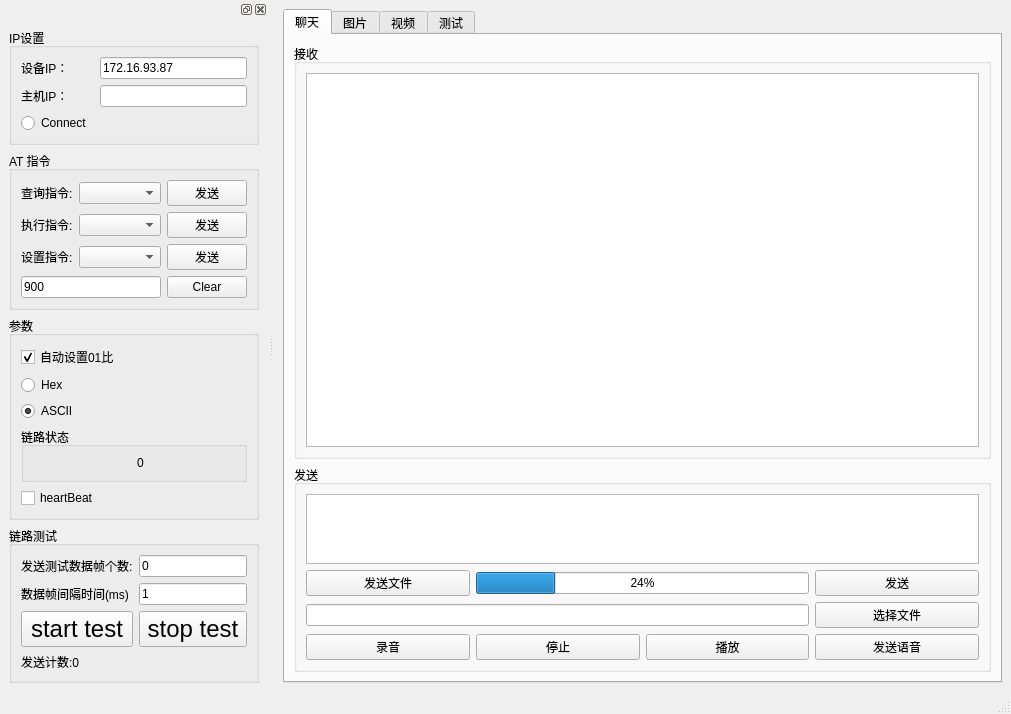
The window that mainwindow.ui (kdurant/laserCom) describes before a commit, drawn with Qt 5.
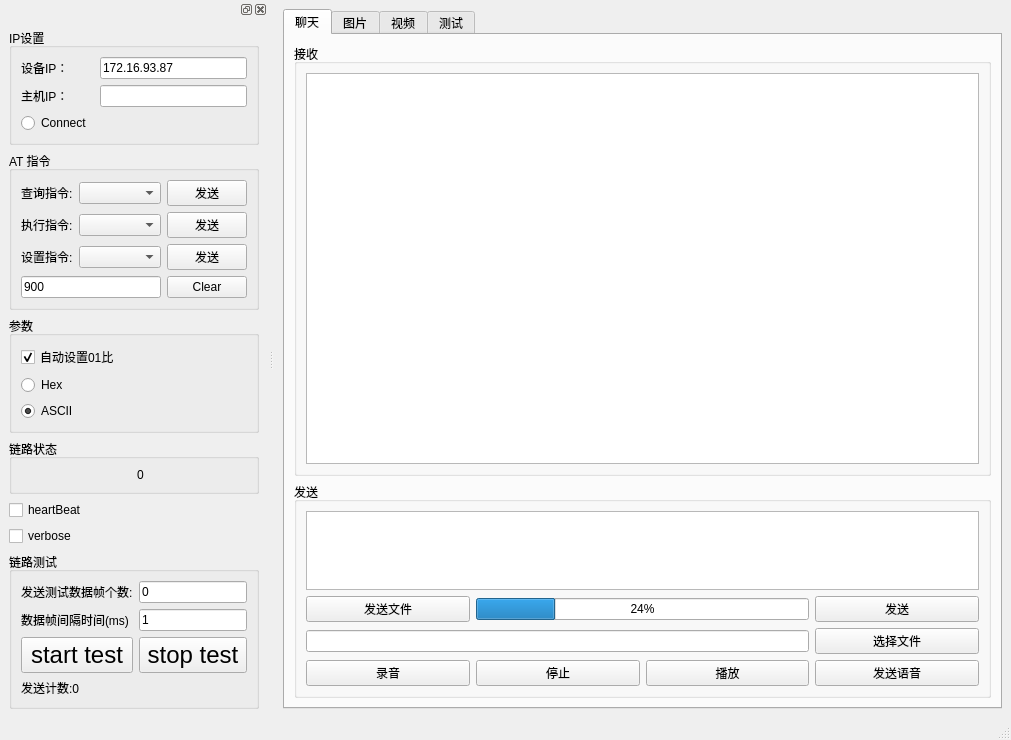
The same window after the commit. Icons and pictures are not drawn.

Commit message: feat: 添加checkbox，视频模式下是否显示接收到的图片

Diff of the .ui file:
```diff
--- a/mainwindow.ui
+++ b/mainwindow.ui
@@ -7,7 +7,7 @@
     <x>0</x>
     <y>0</y>
     <width>1011</width>
-    <height>653</height>
+    <height>679</height>
    </rect>
   </property>
   <property name="windowTitle">
@@ -303,7 +303,7 @@
       </widget>
      </item>
      <item>
-      <widget class="QGroupBox" name="groupBox_2">
+      <widget class="QGroupBox" name="groupBox_AtCommand">
        <property name="title">
         <string>AT 指令</string>
        </property>
@@ -393,7 +393,7 @@
       </widget>
      </item>
      <item>
-      <widget class="QGroupBox" name="groupBox_5">
+      <widget class="QGroupBox" name="groupBox_Debug">
        <property name="title">
         <string>参数</string>
        </property>
@@ -425,6 +425,9 @@
           </property>
          </widget>
         </item>
+       </layout>
+      </widget>
+     </item>
         <item>
          <widget class="QGroupBox" name="groupBox_6">
           <property name="title">
@@ -462,7 +465,11 @@
           </property>
          </widget>
         </item>
-       </layout>
+     <item>
+      <widget class="QCheckBox" name="checkBox_recvVerbose">
+       <property name="text">
+        <string>verbose</string>
+       </property>
       </widget>
      </item>
      <item>
@@ -554,6 +561,19 @@
        </layout>
       </widget>
      </item>
+     <item>
+      <spacer name="verticalSpacer">
+       <property name="orientation">
+        <enum>Qt::Vertical</enum>
+       </property>
+       <property name="sizeHint" stdset="0">
+        <size>
+         <width>20</width>
+         <height>40</height>
+        </size>
+       </property>
+      </spacer>
+     </item>
     </layout>
    </widget>
   </widget>
```
Lines whose indentation alone changed are shown as unchanged. The commit also changes 1 other file.
